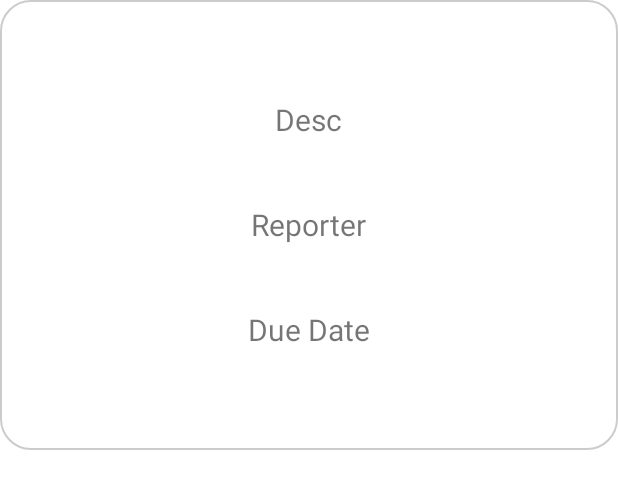
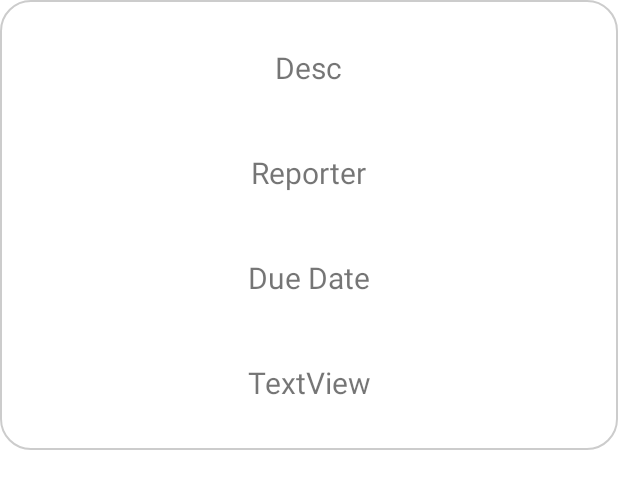
Before and after one commit to cristi2708/TeamManagementApp, an Android app: the layout task_details_popup.xml on its own in the app's theme, with its tools: preview values and no code run, on a phone screen of 412 x 824 dp. Shown: the top 489 px of the screen. Run offline under Robolectric (Android 15) with nearby library versions, the phone set to English and light mode, and no system bars; network calls fail.

Commit message:
use 2 task models in order to get the id field in the json response

```diff
--- a/application/app/src/main/java/com/example/teammanagementv2/TaskListActivity.java
+++ b/application/app/src/main/java/com/example/teammanagementv2/TaskListActivity.java
@@ -60,12 +60,14 @@ public class TaskListActivity extends AppCompatActivity {
                     TextView assignee = container.findViewById(R.id.desc);
                     TextView reporter = container.findViewById(R.id.reporter);
                     TextView dueDate = container.findViewById(R.id.dueDate);
+                    TextView objId = container.findViewById(R.id.objId);
 
                     assignee.setText(task.getDesc());
                     reporter.setText(task.getReporter());
                     dueDate.setText(task.getDueDate().toString());
+                    objId.setText(task.getId());
 
-                    PopupWindow popupWindow = new PopupWindow(container, 600, 600);
+                    PopupWindow popupWindow = new PopupWindow(container, 800, 800);
                     popupWindow.showAtLocation(view, Gravity.CENTER, 0, 0);
 
                     container.setOnTouchListener(new View.OnTouchListener() {
--- a/application/app/src/main/res/layout/task_details_popup.xml
+++ b/application/app/src/main/res/layout/task_details_popup.xml
@@ -36,5 +36,14 @@
         android:text="Due Date"
         android:textSize="20sp" />
 
+    <TextView
+        android:id="@+id/objId"
+        android:layout_width="match_parent"
+        android:layout_height="70dp"
+        android:layout_weight="0"
+        android:gravity="center"
+        android:text="TextView"
+        android:textSize="20sp" />
+
 
 </LinearLayout>
```
Also changed, not shown: application/app/src/main/java/com/example/teammanagementv2/entities/Task.java (+22 -1 lines), 3 other files.
